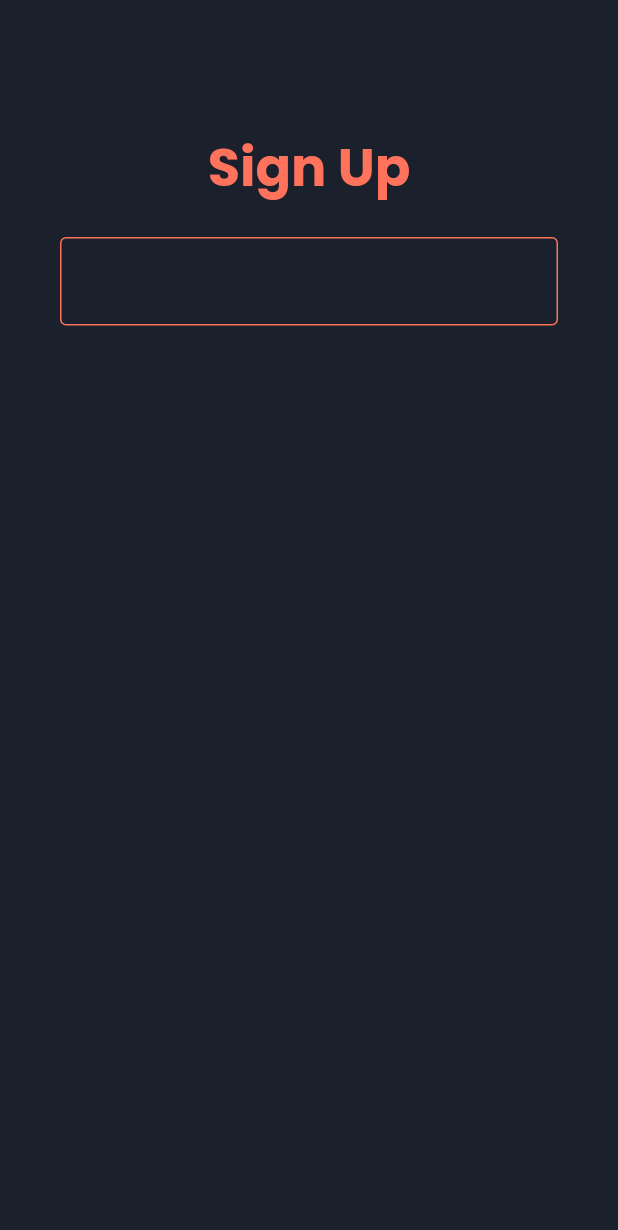
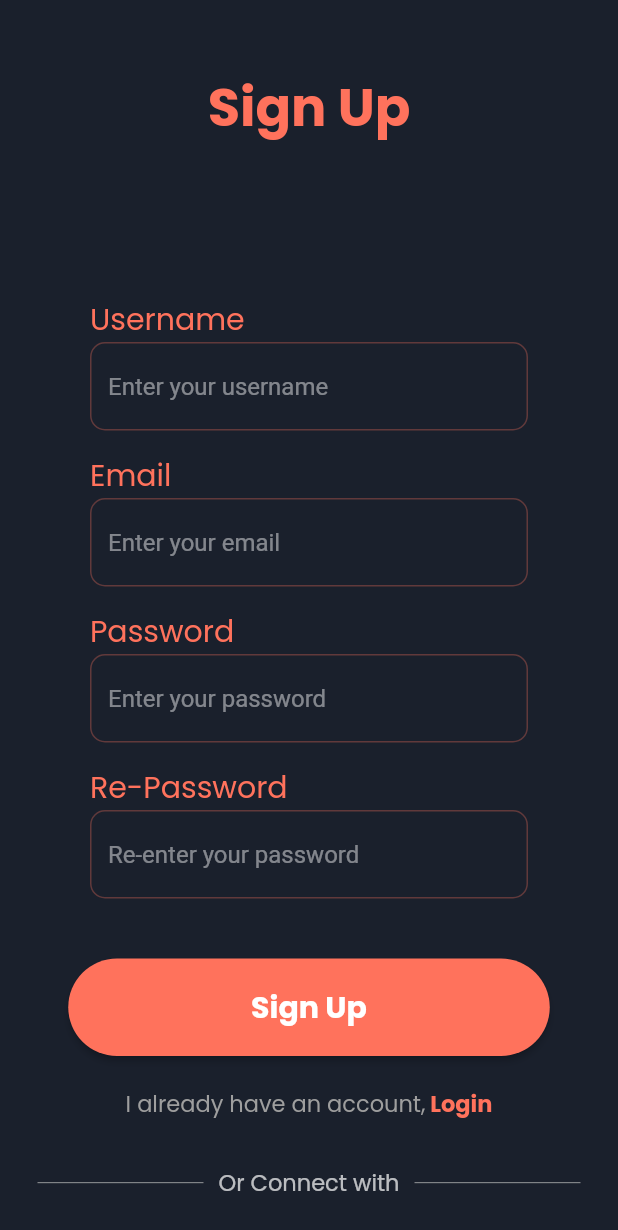
Before and after one commit to SwanHtetAungX/SayNoWaste, a Flutter app: the screen it shows after launch, after a tap on "Sign Up", on a phone screen of 412 x 824 dp. Shown: the top 1230 px of the screen. Run offline on Flutter 3.47's test engine with Material 2 defaults, Android fonts, the light colour scheme and no system bars.

Commit message:
Complete Sign Up Screen

```diff
--- a/lib/main.dart
+++ b/lib/main.dart
@@ -1,4 +1,5 @@
 import 'package:flutter/material.dart';
+import 'package:say_no_waste/screens/login_screen.dart';
 import 'package:say_no_waste/screens/sign_up_screen.dart';
 import 'package:say_no_waste/screens/splash_screen.dart';
 
@@ -13,7 +14,8 @@ class MyApp extends StatelessWidget {
       initialRoute: '/',
       routes: {
         '/':(context)=>SplashScreen(),
-        SignUpScreen.routeName:(_){return SignUpScreen();} //Set Splash Screen as the initial route
+        SignUpScreen.routeName:(_){return SignUpScreen();},
+        LoginScreen.routeName:(_){return LoginScreen();}//Set Splash Screen as the initial route
       },
       theme: ThemeData(
 
--- /dev/null
+++ b/lib/screens/login_screen.dart
@@ -0,0 +1,12 @@
+import 'package:flutter/material.dart';
+
+class LoginScreen extends StatelessWidget {
+  static String routeName = '/login';
+
+  @override
+  Widget build(BuildContext context) {
+    return Container(
+
+    );
+  }
+}
--- a/lib/screens/sign_up_screen.dart
+++ b/lib/screens/sign_up_screen.dart
@@ -1,38 +1,125 @@
+import 'package:flutter/gestures.dart';
 import 'package:flutter/material.dart';
+import 'package:say_no_waste/screens/login_screen.dart';
+import 'package:say_no_waste/widgets/my_button.dart';
+import 'package:say_no_waste/widgets/my_textfield.dart';
 
 class SignUpScreen extends StatelessWidget {
   static String routeName = '/sign-up';
 
   @override
   Widget build(BuildContext context) {
-    return  Scaffold(
-      backgroundColor:const   Color(0xFF1A202C),
+    return Scaffold(
+      backgroundColor: const Color(0xFF1A202C),
       body: Container(
-        padding: const EdgeInsets.all(40),
-        child: const Column(
+        child: Column(
           children: [
-          SizedBox(height: 45,),
-          Text('Sign Up',
+            const SizedBox(
+              height: 45,
+            ),
+            const Text(
+              'Sign Up',
               style: TextStyle(
                 fontWeight: FontWeight.bold,
                 fontFamily: 'Poppins',
                 fontSize: 35,
-            color: Color(0xFFFF725C)
+                color: Color(0xFFFF725C),
+              ),
+            ),
+            const SizedBox(
+              height: 100,
+            ),
+            MyTextField(
+              label: 'Username',
+              controller: TextEditingController(),
+              hintText: 'Enter your username',
+              hintTextColor: Colors.white,
+              hintOpacity: 0.46,
+            ),
+            const SizedBox(height: 15),
+            MyTextField(
+              label: 'Email',
+              controller: TextEditingController(),
+              hintText: 'Enter your email',
+              hintTextColor: Colors.white,
+              hintOpacity: 0.46,
+            ),
+            const SizedBox(height: 15),
+            MyTextField(
+              label: 'Password',
+              controller: TextEditingController(),
+              hintText: 'Enter your password',
+              obscureText: true,
+              hintTextColor: Colors.white,
+              hintOpacity: 0.46,
+            ),
+            const SizedBox(height: 15),
+            MyTextField(
+              label: 'Re-Password',
+              controller: TextEditingController(),
+              hintText: 'Re-enter your password',
+              obscureText: true,
+              hintTextColor: Colors.white,
+              hintOpacity: 0.46,
+            ),
+            const SizedBox(height: 40,),
+           MyButton(label: 'Sign Up', onPressed:(){
+              Navigator.of(context).pushReplacementNamed(SignUpScreen.routeName);
+            }),
+           const SizedBox(height:20,),
+               RichText(
+                text: TextSpan(
+                  text: "I already have an account,",
+                  style: TextStyle(
+                    fontFamily: 'Poppins',
+                    fontSize: 15,
+                    color: Colors.grey[500],
+                  ),
+                  children:  [
+                    TextSpan(
+                      text: " Login",
+                      style: const TextStyle(
+                        color: Color(0xFFFF725C),
+                        fontFamily: 'Poppins',
+                        fontWeight: FontWeight.bold,
+                        fontSize: 15,
+                      ),
+                      recognizer: TapGestureRecognizer()..onTap =(){
+                        Navigator.of(context).pushReplacementNamed(LoginScreen.routeName);
+                      }
+                    ),
+                  ],
+                ),
+              ),
+              const SizedBox(height: 30,),
+              Padding(
+                padding: const EdgeInsets.symmetric(horizontal:25.0),
+                child: Row(
+                  children: [
+                    Expanded(
+                      child: Divider(thickness: 0.5,
+                      color: Colors.grey[400],
+                      ),
+                      ),
+                       Padding(
+                        padding: const EdgeInsets.symmetric(horizontal:10.0),
+                        child: Text('Or Connect with', style: TextStyle(
+                          color: Colors.white.withOpacity(0.7),
+                          fontFamily: 'Poppins',
+                          fontSize: 15,
                         ),),
-          SizedBox(height: 20,),
-          TextField(
-            decoration: InputDecoration(
-              enabledBorder: OutlineInputBorder(
-                borderSide:BorderSide(color: Color(0xFFFF725C))),
-                focusedBorder: OutlineInputBorder(
-                  borderSide: BorderSide(color: Colors.white),
-                )
                       ),
+                      Expanded(child: Divider(thickness: 0.5,
+                      color: Colors.grey[400],))
 
-          )
                   ],),
               ),
+              const SizedBox(height: 25,),
+              Image.asset('images/google.png')
 
+        ],
+        ),
+      ),
     );
   }
 }
--- a/lib/screens/splash_screen.dart
+++ b/lib/screens/splash_screen.dart
@@ -1,5 +1,6 @@
 import 'package:flutter/material.dart';
 import 'package:say_no_waste/screens/sign_up_screen.dart';
+import 'package:say_no_waste/widgets/my_button.dart';
 
 class SplashScreen extends StatelessWidget {
   @override
@@ -16,19 +17,9 @@ class SplashScreen extends StatelessWidget {
             const SizedBox(height: 50),
             Image.asset('images/splash.png'),
             const SizedBox(height: 50),
-            ElevatedButton(
-              style: ElevatedButton.styleFrom(
-                backgroundColor: const Color(0xFFFF725C),
-                minimumSize: const Size(321, 65),
-                shape: const StadiumBorder()),
-              onPressed: () {Navigator.of(context).pushReplacementNamed(SignUpScreen.routeName);
-                // Sign Up button logic
-              },
-              child: const Text(
-                'Sign Up',
-                style: TextStyle(fontWeight: FontWeight.bold ,fontFamily: 'Poppins',fontSize: 20),
-              ),
-            ),
+             MyButton(label: 'Sign Up', onPressed:(){
+              Navigator.of(context).pushReplacementNamed(SignUpScreen.routeName);
+            }),
             const SizedBox(height: 35),
             ElevatedButton(
               style: ElevatedButton.styleFrom(
--- /dev/null
+++ b/lib/widgets/my_button.dart
@@ -0,0 +1,31 @@
+import 'package:flutter/material.dart';
+
+class MyButton extends StatelessWidget {
+  final String label;
+  final VoidCallback onPressed;
+
+  const MyButton({
+    required this.label,
+    required this.onPressed,
+  });
+
+  @override
+  Widget build(BuildContext context) {
+    return ElevatedButton(
+      style: ElevatedButton.styleFrom(
+        backgroundColor: const Color(0xFFFF725C),
+        minimumSize: const Size(321, 65),
+        shape: const StadiumBorder(),
+      ),
+      onPressed: onPressed,
+      child: Text(
+        label,
+        style: const TextStyle(
+          fontWeight: FontWeight.bold,
+          fontFamily: 'Poppins',
+          fontSize: 20,
+        ),
+      ),
+    );
+  }
+}
--- /dev/null
+++ b/lib/widgets/my_textfield.dart
@@ -0,0 +1,66 @@
+import 'package:flutter/material.dart';
+
+class MyTextField extends StatelessWidget {
+  final String label;
+  final TextEditingController controller;
+  final bool obscureText;
+  final String hintText;
+  final Color hintTextColor;
+  final double hintOpacity;
+
+  const MyTextField({
+    required this.label,
+    required this.controller,
+    this.obscureText = false,
+    this.hintText = '',
+    this.hintTextColor = Colors.grey,
+    this.hintOpacity = 1.0,
+  });
+
+  @override
+  Widget build(BuildContext context) {
+    final Color hintColorWithOpacity =
+        hintTextColor.withOpacity(hintOpacity);
+
+    return Padding(
+      padding: const EdgeInsets.symmetric(horizontal: 60.0),
+      child: Column(
+        crossAxisAlignment: CrossAxisAlignment.start,
+        children: [
+          Align(
+            alignment: Alignment.topLeft,
+            child: Text(
+              label,
+              style: const TextStyle(
+                color: Color(0xFFFF725C),
+                fontSize: 20.0,
+                fontFamily: 'Poppins'
+              ),
+            ),
+          ),
+          TextField(
+            controller: controller,
+            obscureText: obscureText,
+            style: const TextStyle(color: Colors.white),
+            decoration: InputDecoration(
+              enabledBorder: OutlineInputBorder(
+                borderRadius: BorderRadius.circular(10),
+                borderSide: BorderSide(
+                  color: const Color(0xFFFF725C).withOpacity(0.31),
+                ),
+              ),
+              focusedBorder: OutlineInputBorder(
+                borderRadius: BorderRadius.circular(10),
+                borderSide: const BorderSide(color: Color(0xFFFF725C)),
+              ),
+              hintText: hintText,
+              hintStyle: TextStyle(
+                color: hintColorWithOpacity,
+              ),
+            ),
+          ),
+        ],
+      ),
+    );
+  }
+}
--- a/pubspec.yaml
+++ b/pubspec.yaml
@@ -25,3 +25,4 @@ flutter:
           weight: 700
   assets:
     - images/splash.png
+    - images/google.png
```
Also changed, not shown: images/google.png (added). Lines whose indentation alone changed are shown as unchanged.
